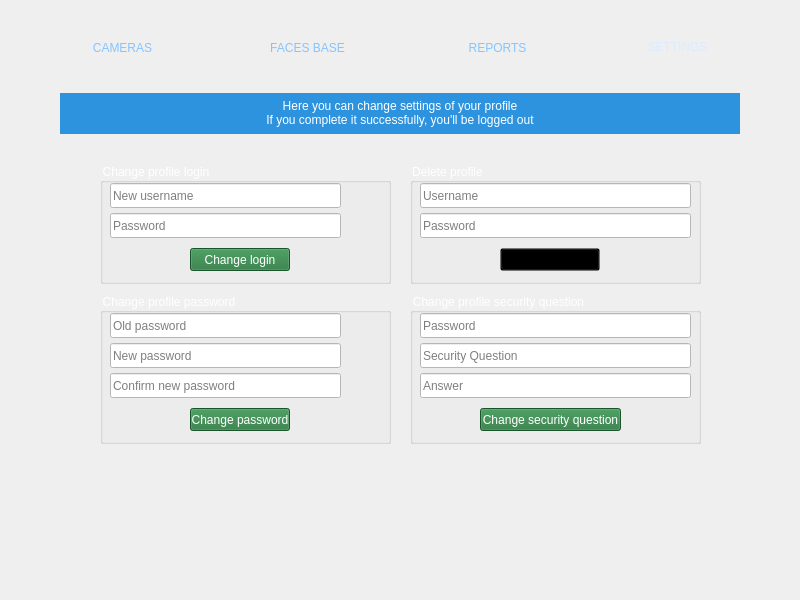
kazimierczak-robert/LeonCam, file LeonCam/MainApp.ui: the form before one commit.
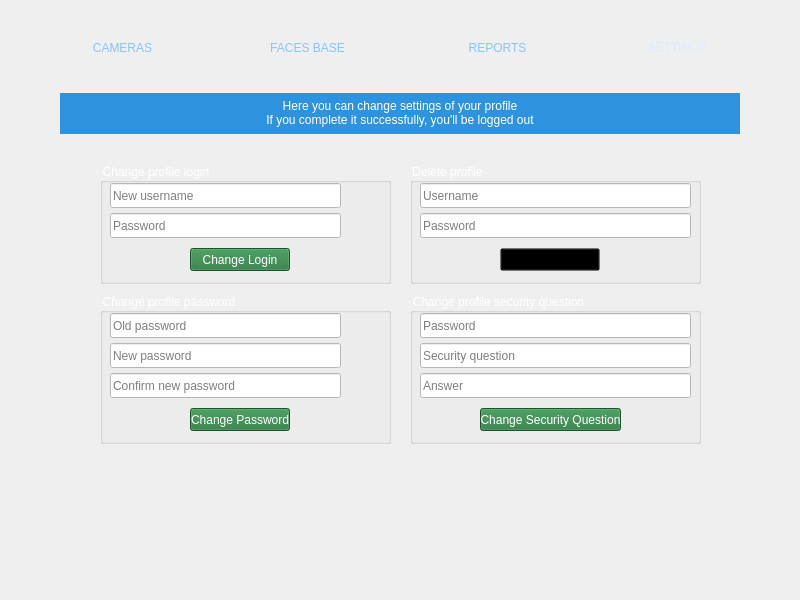
The form after the commit. The open tabs and pages were chosen to show the change. Icons and pictures are not drawn.

```diff
--- a/LeonCam/MainApp.ui
+++ b/LeonCam/MainApp.ui
@@ -930,7 +930,7 @@
 }</string>
        </property>
        <property name="text">
-        <string>Change password</string>
+        <string>Change Password</string>
        </property>
        <property name="autoDefault">
         <bool>true</bool>
@@ -1020,7 +1020,7 @@
 }</string>
        </property>
        <property name="text">
-        <string>Change login</string>
+        <string>Change Login</string>
        </property>
        <property name="autoDefault">
         <bool>true</bool>
@@ -1079,7 +1079,7 @@
         <string/>
        </property>
        <property name="placeholderText">
-        <string>Security Question</string>
+        <string>Security question</string>
        </property>
       </widget>
       <widget class="QLineEdit" name="LEChangeSecQuestionNewAnswer">
@@ -1121,7 +1121,7 @@
 }</string>
        </property>
        <property name="text">
-        <string>Change security question</string>
+        <string>Change Security Question</string>
        </property>
        <property name="autoDefault">
         <bool>true</bool>
```
Left out of the diff: 10 changed lines with no effect on the pictures.
